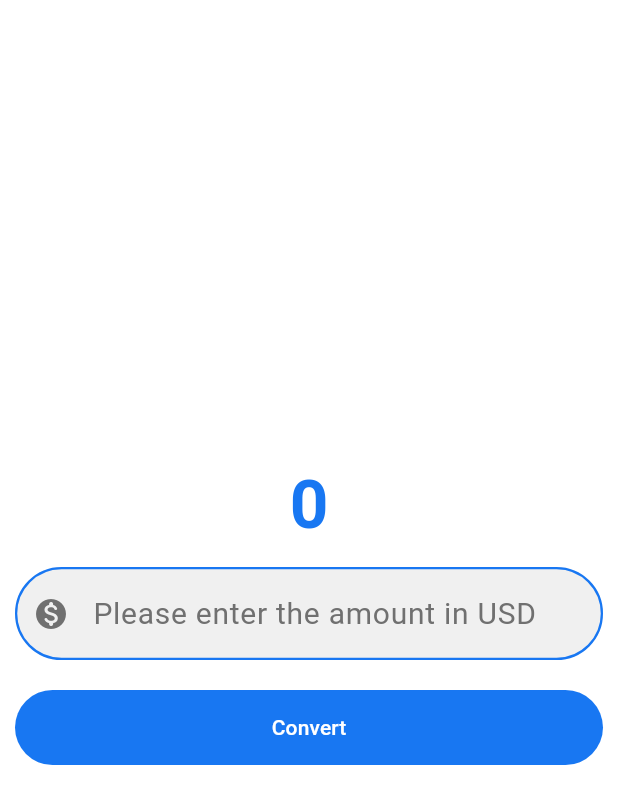
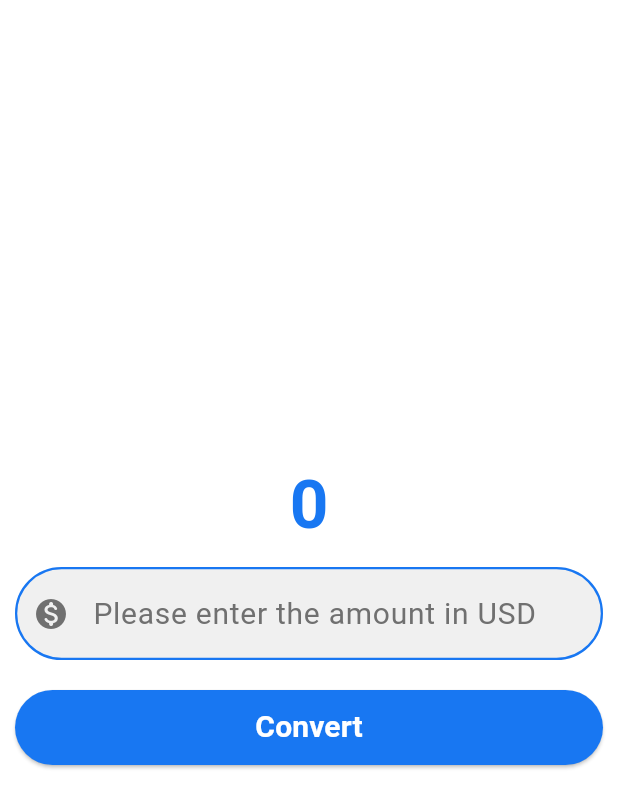
Before and after one commit to nostoc/currency-converter, a Flutter app: the screen it shows after launch, on a phone screen of 412 x 824 dp. Shown: the top 808 px of the screen. Run offline on Flutter 3.47's test engine with Material 3 defaults, Android fonts, the phone set to English and light mode, and no system bars.

Commit message:
finish styling the button

```diff
--- a/lib/currency_converter_material_page.dart
+++ b/lib/currency_converter_material_page.dart
@@ -1,3 +1,4 @@
+import 'package:flutter/cupertino.dart';
 import 'package:flutter/foundation.dart';
 import 'package:flutter/material.dart';
 import 'package:flutter/widgets.dart';
@@ -55,24 +56,27 @@ class CurrencyConverterMaterialPage extends StatelessWidget {
             ),
             Padding(
               padding: const EdgeInsets.all(10.0),
-              child: TextButton(
+              child: ElevatedButton(
                 onPressed: () {
                   if (kDebugMode) {
                     print("Convert button pressed");
                   }
                 },
-                style: const ButtonStyle(
-                  backgroundColor: WidgetStatePropertyAll(
-                    Color.fromRGBO(24, 119, 242, 1),
+                style: ElevatedButton.styleFrom(
+                  backgroundColor: const Color.fromRGBO(24, 119, 242, 1),
+                  shape: RoundedRectangleBorder(
+                    borderRadius: BorderRadius.circular(60),
                   ),
-                  foregroundColor: WidgetStatePropertyAll(
-                    Color.fromRGBO(255, 255, 255, 1),
+                  minimumSize: const Size(double.infinity, 50),
+                  foregroundColor: Colors.white,
+                ),
+                child: const Text("Convert",
+                style: TextStyle(
+                    fontSize: 20,
+                    fontWeight: FontWeight.bold,
+
+                ),
                   ),
-                  minimumSize: WidgetStatePropertyAll(
-                    Size(double.infinity, 50),
-                  ),
-                ),
-                child: const Text("Convert"),
               ),
             ),
           ],
```
